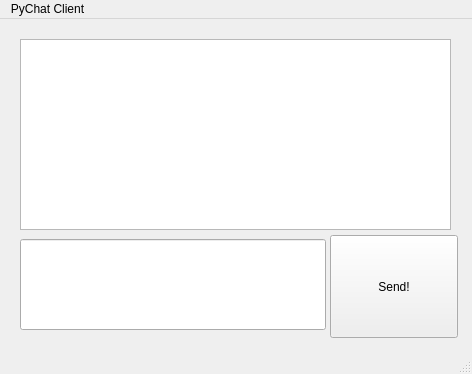
First picture: the form in Src/UIs/mainWindow.ui, repository melvyn2/ThatChat, before the edit.
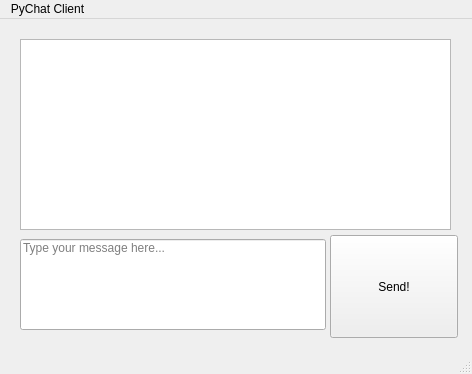
Second picture: the form after the edit.

What changed in the file:
```diff
--- a/Src/UIs/mainWindow.ui
+++ b/Src/UIs/mainWindow.ui
@@ -58,6 +58,9 @@
     <property name="alignment">
      <set>Qt::AlignLeading|Qt::AlignLeft|Qt::AlignTop</set>
     </property>
+    <property name="placeholderText">
+     <string>Type your message here...</string>
+    </property>
    </widget>
   </widget>
   <widget class="QStatusBar" name="statusbar"/>
```
